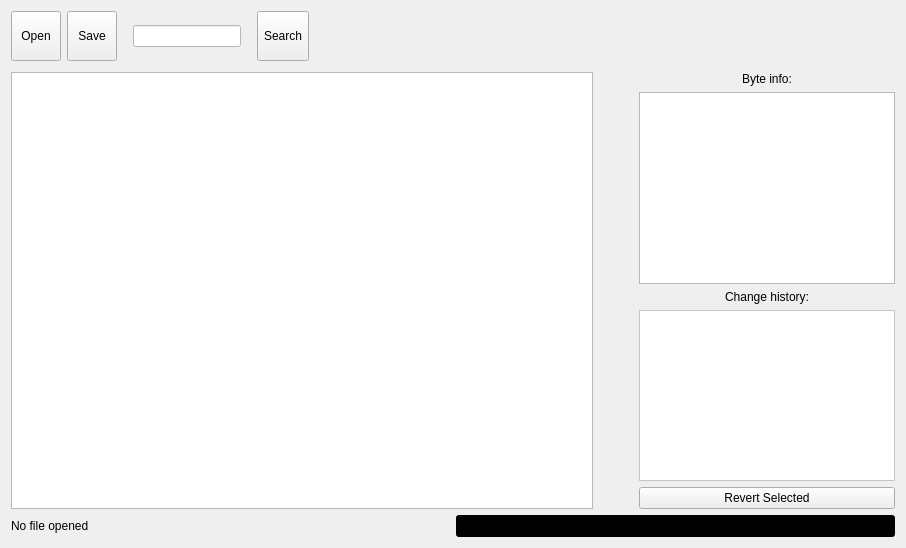
Before: the Qt Designer form mainwindow.ui in f-sc/FSeC_patch_QT-MAC-OS-VERSION-, drawn with Qt 5.
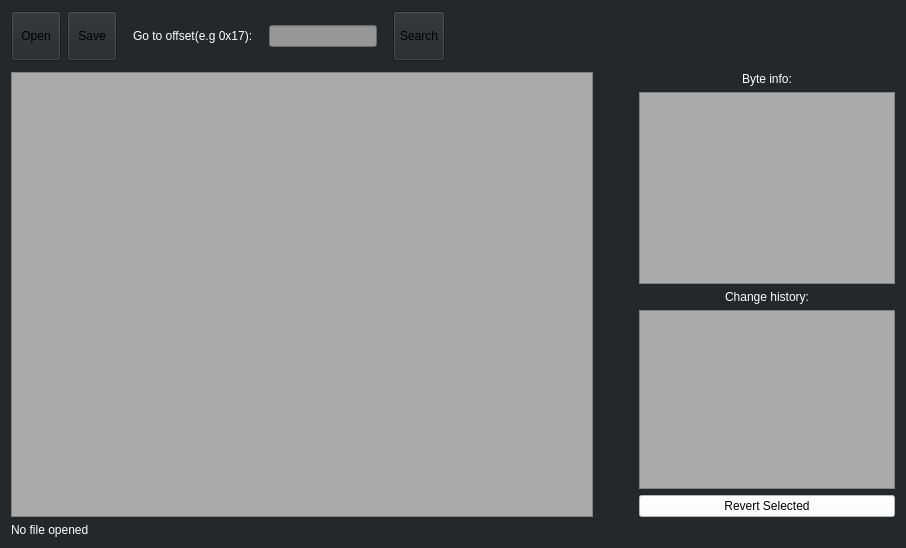
After: the same form once the commit is applied. Icons and pictures are not drawn.

What changed in the file:
```diff
--- a/mainwindow.ui
+++ b/mainwindow.ui
@@ -19,6 +19,9 @@
   <property name="windowTitle">
    <string>FSeC Patch</string>
   </property>
+  <property name="styleSheet">
+   <string notr="true">background-color: rgb(38, 39, 40)</string>
+  </property>
   <widget class="QWidget" name="centralWidget">
    <property name="sizePolicy">
     <sizepolicy hsizetype="Expanding" vsizetype="Expanding">
@@ -57,8 +60,8 @@
           </property>
           <property name="iconSize">
            <size>
-            <width>29</width>
-            <height>27</height>
+            <width>50</width>
+            <height>50</height>
            </size>
           </property>
          </widget>
@@ -86,8 +89,8 @@
           </property>
           <property name="iconSize">
            <size>
-            <width>29</width>
-            <height>27</height>
+            <width>50</width>
+            <height>50</height>
            </size>
           </property>
          </widget>
@@ -108,6 +111,32 @@
           </property>
          </spacer>
         </item>
+        <item>
+         <widget class="QLabel" name="label">
+          <property name="styleSheet">
+           <string notr="true">color: rgb(255, 255, 255)</string>
+          </property>
+          <property name="text">
+           <string>Go to offset(e.g 0x17):</string>
+          </property>
+         </widget>
+        </item>
+        <item>
+         <spacer name="horizontalSpacer_8">
+          <property name="orientation">
+           <enum>Qt::Horizontal</enum>
+          </property>
+          <property name="sizeType">
+           <enum>QSizePolicy::Minimum</enum>
+          </property>
+          <property name="sizeHint" stdset="0">
+           <size>
+            <width>10</width>
+            <height>20</height>
+           </size>
+          </property>
+         </spacer>
+        </item>
         <item>
          <widget class="QLineEdit" name="editOffsetText">
           <property name="sizePolicy">
@@ -117,7 +146,7 @@
            </sizepolicy>
           </property>
           <property name="styleSheet">
-           <string notr="true">background-color:white</string>
+           <string notr="true">background-color: rgb(150, 150, 150)</string>
           </property>
          </widget>
         </item>
@@ -160,8 +189,8 @@
           </property>
           <property name="iconSize">
            <size>
-            <width>29</width>
-            <height>27</height>
+            <width>50</width>
+            <height>50</height>
            </size>
           </property>
          </widget>
@@ -220,6 +249,15 @@
        <layout class="QHBoxLayout" name="layoutContents">
         <item>
          <widget class="QTableView" name="viewDataTable">
+          <property name="minimumSize">
+           <size>
+            <width>0</width>
+            <height>0</height>
+           </size>
+          </property>
+          <property name="styleSheet">
+           <string notr="true">background-color: rgb(170, 170, 170)</string>
+          </property>
           <property name="sizeAdjustPolicy">
            <enum>QAbstractScrollArea::AdjustToContents</enum>
           </property>
@@ -229,6 +267,12 @@
           <attribute name="horizontalHeaderDefaultSectionSize">
            <number>40</number>
           </attribute>
+          <attribute name="horizontalHeaderStretchLastSection">
+           <bool>false</bool>
+          </attribute>
+          <attribute name="verticalHeaderMinimumSectionSize">
+           <number>30</number>
+          </attribute>
          </widget>
         </item>
         <item>
@@ -252,7 +296,7 @@
           <item>
            <widget class="QLabel" name="lblByteInfoDesc">
             <property name="styleSheet">
-             <string notr="true"/>
+             <string notr="true">color: rgb(255, 255, 255)</string>
             </property>
             <property name="text">
              <string>&lt;html&gt;&lt;head/&gt;&lt;body&gt;&lt;p&gt;Byte info:&lt;/p&gt;&lt;/body&gt;&lt;/html&gt;</string>
@@ -270,12 +314,15 @@
               <verstretch>0</verstretch>
              </sizepolicy>
             </property>
+            <property name="styleSheet">
+             <string notr="true">background-color: rgb(170, 170, 170)</string>
+            </property>
            </widget>
           </item>
           <item>
            <widget class="QLabel" name="lblHistoryDesc">
             <property name="styleSheet">
-             <string notr="true"/>
+             <string notr="true">color: rgb(255, 255, 255)</string>
             </property>
             <property name="text">
              <string>&lt;html&gt;&lt;head/&gt;&lt;body&gt;&lt;p&gt;Change history:&lt;/p&gt;&lt;/body&gt;&lt;/html&gt;</string>
@@ -294,15 +341,24 @@
              </sizepolicy>
             </property>
             <property name="styleSheet">
-             <string notr="true">background-color:white</string>
+             <string notr="true">background-color: rgb(170, 170, 170)</string>
             </property>
            </widget>
           </item>
           <item>
            <widget class="QPushButton" name="pbRevertSelected">
+            <property name="autoFillBackground">
+             <bool>false</bool>
+            </property>
+            <property name="styleSheet">
+             <string notr="true">background-color: rgb(255, 255, 255);</string>
+            </property>
             <property name="text">
              <string>Revert Selected</string>
             </property>
+            <property name="flat">
+             <bool>false</bool>
+            </property>
            </widget>
           </item>
          </layout>
@@ -315,27 +371,14 @@
      <layout class="QHBoxLayout" name="horizontalLayout">
       <item>
        <widget class="QLabel" name="fil_name_label">
+        <property name="styleSheet">
+         <string notr="true">color: rgb(255, 255, 255)</string>
+        </property>
         <property name="text">
          <string>No file opened</string>
         </property>
        </widget>
       </item>
-      <item>
-       <widget class="QProgressBar" name="progress_saveload">
-        <property name="sizePolicy">
-         <sizepolicy hsizetype="Minimum" vsizetype="Fixed">
-          <horstretch>0</horstretch>
-          <verstretch>0</verstretch>
-         </sizepolicy>
-        </property>
-        <property name="styleSheet">
-         <string notr="true">background-color:black</string>
-        </property>
-        <property name="value">
-         <number>0</number>
-        </property>
-       </widget>
-      </item>
      </layout>
     </item>
    </layout>
```
Left out of the diff: 16 changed lines with no effect on the pictures.
